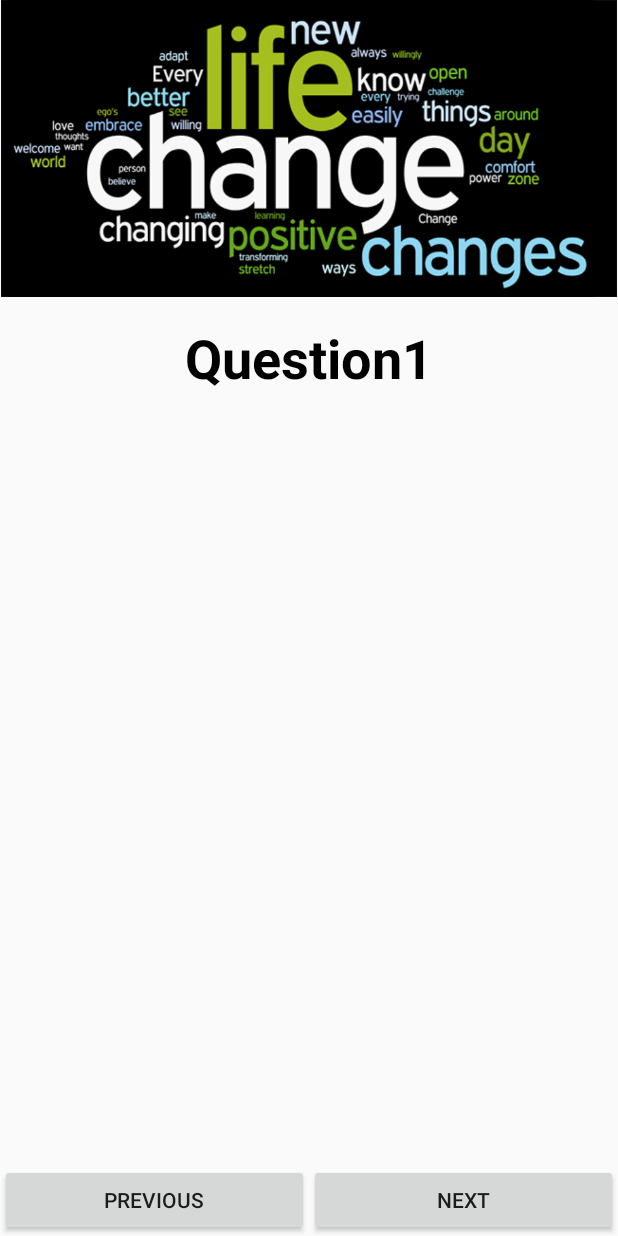
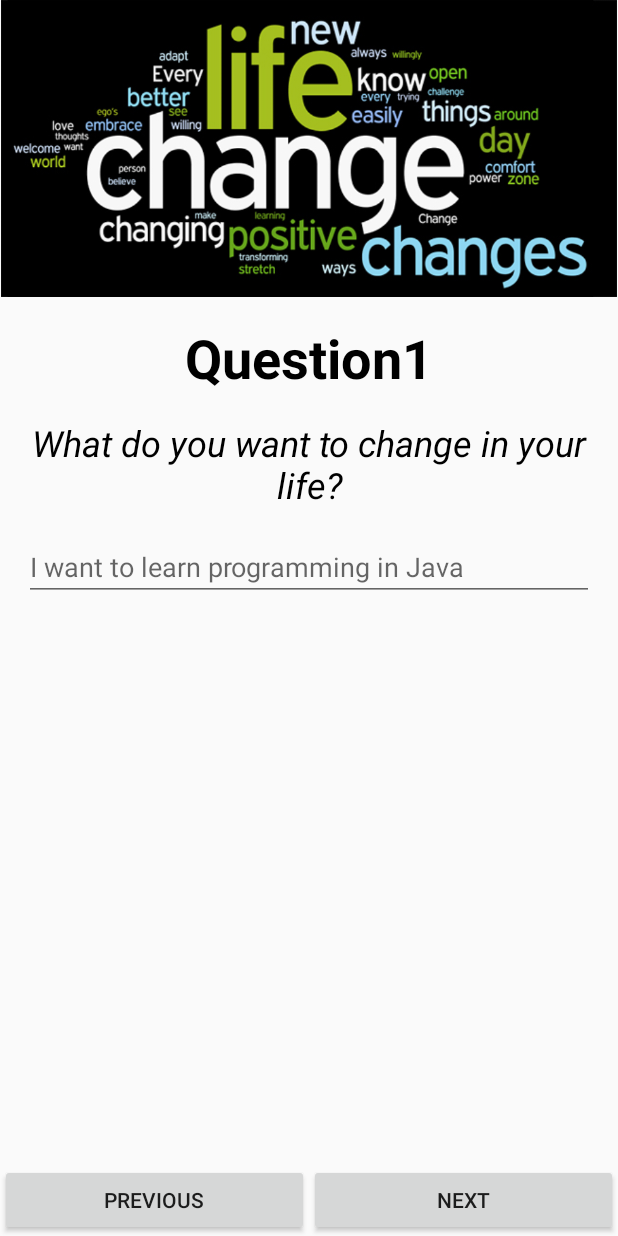
Before and after one commit to VIcuko/MakeAChangeQuizzApp, an Android app: the screen it shows after launch (MainActivity), after a tap on "START", on a phone screen of 412 x 824 dp. Run offline under Robolectric (Android 15) with nearby library versions, the phone set to English and light mode, and no system bars.

Commit message:
Modify questionText variable to obtain text from strings.xml onCreate process

```diff
--- a/app/src/main/java/com/example/android/makeachangequizzapp/MainActivity.java
+++ b/app/src/main/java/com/example/android/makeachangequizzapp/MainActivity.java
@@ -17,30 +17,41 @@ import android.widget.Toast;
 
 import java.util.ArrayList;
 import java.util.Calendar;
+import java.util.List;
 
 public class MainActivity extends AppCompatActivity {
 
     private int currentQuestion;
     private int previousQuestion;
-
-    private String initialQuestionNumberText = getString(R.string.initial_text);
-
-    private String[] questionText = {getString(R.string.intro), getString(R.string.question1),
-            getString(R.string.question2),getString(R.string.question3),
-            getString(R.string.question4), getString(R.string.question5), getString(R.string.question6),
-            getString(R.string.question7),getString(R.string.calendar_click)};
+    private String initialQuestionNumberText;
+    private ArrayList<String> questionText = new ArrayList<String>();
 
     private TextView questionNumberView;
     private TextView questionTextView;
 
 
     public void onCreate(Bundle savedInstanceState) {
+        initialQuestionNumberText = getString(R.string.initial_text);
+        questionText = addContent(questionText);
+
         super.onCreate(savedInstanceState);
         setContentView(R.layout.activity_main);
         questionNumberView = (TextView) findViewById(R.id.question_number);
         questionTextView = (TextView) findViewById(R.id.question_text);
     }
 
+
+    public ArrayList<String> addContent(ArrayList<String> questions_array){
+        String[] testQuestions = {getString(R.string.intro), getString(R.string.question1),
+        getString(R.string.question2),getString(R.string.question3),
+        getString(R.string.question4), getString(R.string.question5), getString(R.string.question6),
+        getString(R.string.question7),getString(R.string.calendar_click)};
+
+        for (String text : testQuestions){
+            questions_array.add(text);
+        }
+        return questions_array;
+    }
 
     /**
      * This method moves the user to the next question when clicking on button
@@ -49,7 +60,7 @@ public class MainActivity extends AppCompatActivity {
      */
 
     public void nextQuestion(View view) {
-        if (currentQuestion >= questionText.length - 1) {
+        if (currentQuestion >= questionText.size() - 1) {
             Toast.makeText(this, getString(R.string.no_more_questions_toast), Toast.LENGTH_SHORT).show();
             return;
         }
@@ -57,8 +68,6 @@ public class MainActivity extends AppCompatActivity {
         updateScreen();
         previousQuestion += 1;
     }
-
-    ;
 
     /**
      * This method returns the user to the previous question when clicking on button
@@ -76,8 +85,6 @@ public class MainActivity extends AppCompatActivity {
         previousQuestion -= 1;
     }
 
-    ;
-
     /**
      * This method calls other methods to update the screen step by step
      */
@@ -91,20 +98,20 @@ public class MainActivity extends AppCompatActivity {
         displayText(questionTextView, nextQuestionText);
 
         //Get the content of the previous question and hide it
-        if (previousQuestion != 0 && previousQuestion != questionText.length - 1) {
+        if (previousQuestion != 0 && previousQuestion != questionText.size() - 1) {
             String previousAnswerContent = getAnswerContent(previousQuestion);
             int previousAnswerId = getResources().getIdentifier(previousAnswerContent, "id", this.getPackageName());
             hideContent(findViewById(previousAnswerId));
         }
-        ;
+
 
         //Get the content to be shown to the user to answer the question and display it
-        if (currentQuestion != questionText.length - 1) {
+        if (currentQuestion != questionText.size() - 1) {
             String nextAnswerContent = getAnswerContent(currentQuestion);
             int answerId = getResources().getIdentifier(nextAnswerContent, "id", this.getPackageName());
             displayContent(findViewById(answerId));
         }
-        ;
+
 
         //Get which buttons should be displayed at the bottom of the screen see if they are the same ones as before
         // and display new ones if necessary
@@ -126,7 +133,7 @@ public class MainActivity extends AppCompatActivity {
     private String getQuestionNumberText() {
         String questionNumberText = initialQuestionNumberText;
 
-        if (currentQuestion == questionText.length - 1) {
+        if (currentQuestion == questionText.size() - 1) {
             questionNumberText = getString(R.string.congrats_text);
         } else if (currentQuestion != 0) {
             questionNumberText = getString(R.string.question_text) + currentQuestion;
@@ -134,7 +141,7 @@ public class MainActivity extends AppCompatActivity {
         return questionNumberText;
     }
 
-    ;
+
 
     /**
      * This method gets the text to be displayed in the field with id question_text
@@ -142,10 +149,10 @@ public class MainActivity extends AppCompatActivity {
      * @return the text to be displayed
      */
     private String getQuestion() {
-        return questionText[currentQuestion];
+        return questionText.get(currentQuestion);
     }
 
-    ;
+
 
     /**
      * This method displays the text received in the indicated TextView
@@ -177,8 +184,6 @@ public class MainActivity extends AppCompatActivity {
         answerContent.setVisibility(View.VISIBLE);
     }
 
-    ;
-
     /**
      * Makes an element of the layout become gone for the user
      *
@@ -187,8 +192,6 @@ public class MainActivity extends AppCompatActivity {
     private void hideContent(View answerContent) {
         answerContent.setVisibility(View.GONE);
     }
-
-    ;
 
     /**
      * This method retrieves the id for the buttons to be used on the displayed screen
@@ -200,15 +203,13 @@ public class MainActivity extends AppCompatActivity {
         String buttonId;
         if (question == 0) {
             buttonId = "buttons_section_start";
-        } else if (question >= questionText.length - 1) {
+        } else if (question >= questionText.size() - 1) {
             buttonId = "buttons_section_add_to_calendar";
         } else {
             buttonId = "buttons_section_process";
         }
         return buttonId;
     }
-
-    ;
 
     /**
      * This method calls a method to retrieve all the user's answers and then calls the method to create a calendar intent
@@ -219,8 +220,6 @@ public class MainActivity extends AppCompatActivity {
         ArrayList userAnswers = getUserAnswers();
         addEventToCalendar(userAnswers);
     }
-
-    ;
 
     /**
      * This method retrieves all of the user answers into an ArrayList
@@ -278,8 +277,6 @@ public class MainActivity extends AppCompatActivity {
         return userAnswers;
     }
 
-    ;
-
     /**
      * This method creates an Intent with the user's answers to open up in the calendar
      *
@@ -307,6 +304,4 @@ public class MainActivity extends AppCompatActivity {
             startActivity(intent);
         }
     }
-
-    ;
-};
+}
```
